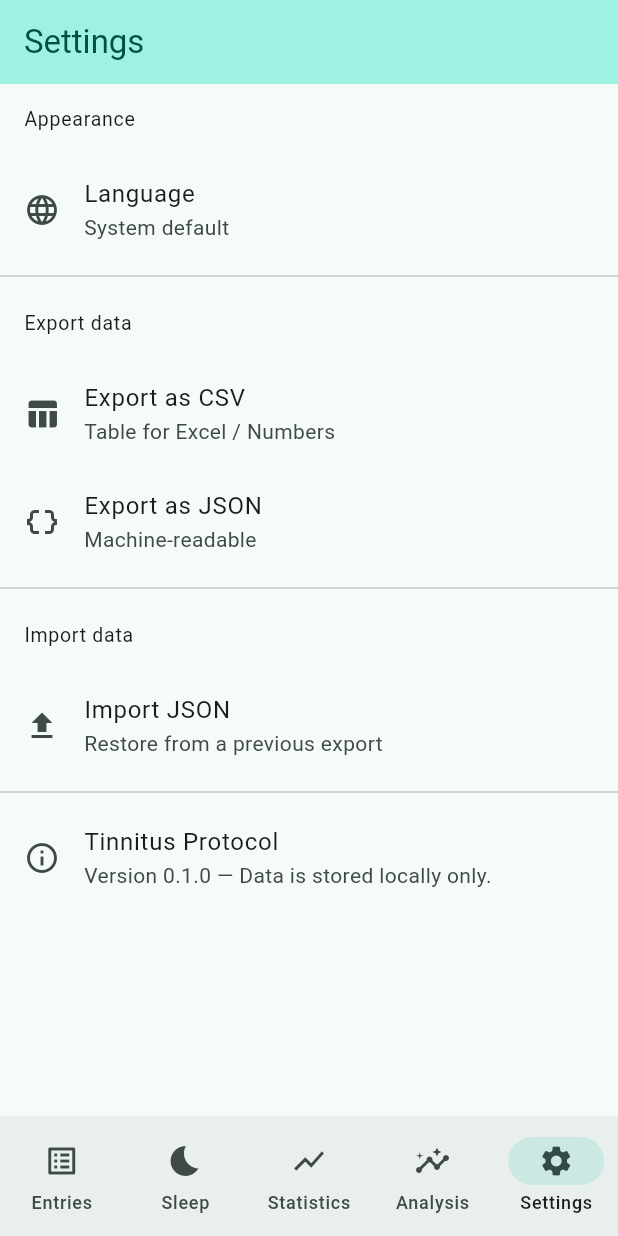
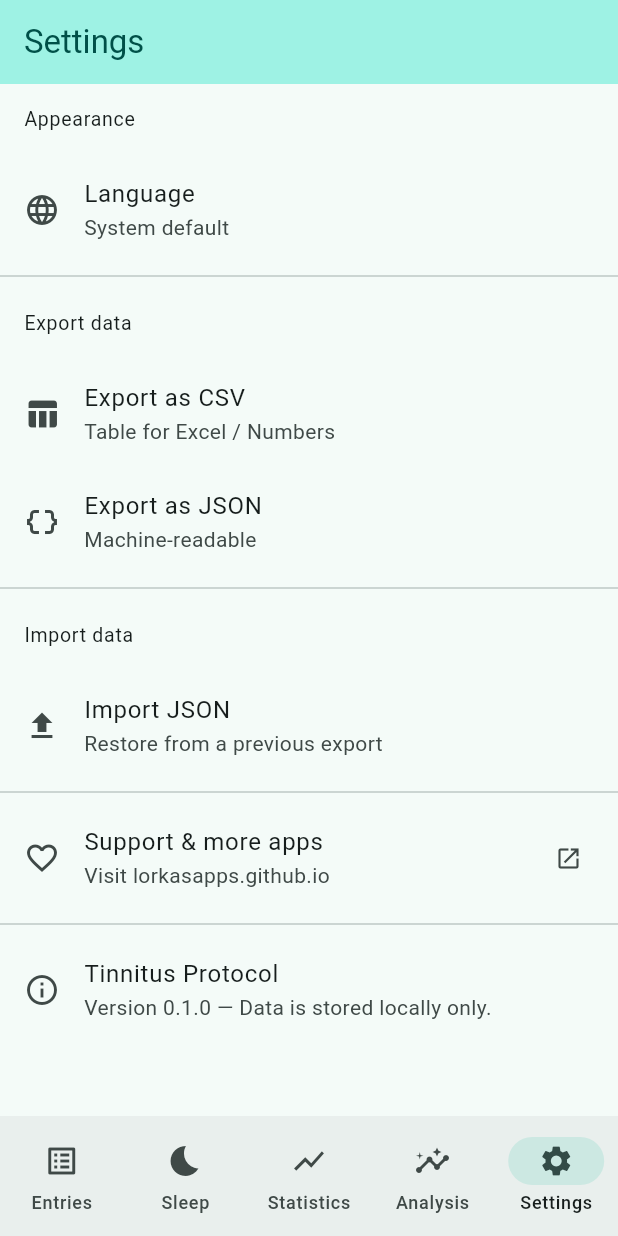
Before and after one commit to LorkasApps/tinnitus-protocol, a Flutter app: the screen it shows after launch, item 5 of the bottom bar chosen, on a phone screen of 412 x 824 dp. Run offline on Flutter 3.47's test engine with Material 3 defaults, Android fonts, the phone set to English and light mode, and no system bars; our stand-ins replace csv, drift, drift_flutter, file_picker, fl_chart, flutter_riverpod and 2 more; accounts and stored records are empty; generated files the repository leaves out were written again.

Commit message:
feat(settings): support & more apps link to lorkasapps.github.io
Adds a Settings entry that opens https://lorkasapps.github.io in an
external browser via url_launcher. Declares the https VIEW intent in
the Android manifest so Play-targeted Android 11+ builds can resolve
the browser. New ARB strings localised in EN and DE.

Remember to run flutter pub get to refresh pubspec.lock before the
next build.

```diff
--- a/lib/l10n/app_de.arb
+++ b/lib/l10n/app_de.arb
@@ -154,5 +154,9 @@
   "languageEnglish": "Englisch",
   "languageGerman": "Deutsch",
 
-  "aboutSubtitle": "Version 0.1.0 — Daten werden ausschließlich lokal gespeichert."
+  "aboutSubtitle": "Version 0.1.0 — Daten werden ausschließlich lokal gespeichert.",
+
+  "supportAndMoreApps": "Support & weitere Apps",
+  "supportAndMoreAppsSub": "Zu lorkasapps.github.io",
+  "linkOpenFailed": "Link konnte nicht geöffnet werden."
 }
--- a/lib/l10n/app_en.arb
+++ b/lib/l10n/app_en.arb
@@ -161,5 +161,9 @@
   "languageEnglish": "English",
   "languageGerman": "German",
 
-  "aboutSubtitle": "Version 0.1.0 — Data is stored locally only."
+  "aboutSubtitle": "Version 0.1.0 — Data is stored locally only.",
+
+  "supportAndMoreApps": "Support & more apps",
+  "supportAndMoreAppsSub": "Visit lorkasapps.github.io",
+  "linkOpenFailed": "Could not open link."
 }
--- a/lib/screens/settings_screen.dart
+++ b/lib/screens/settings_screen.dart
@@ -1,11 +1,14 @@
 import 'package:flutter/material.dart';
 import 'package:flutter_riverpod/flutter_riverpod.dart';
+import 'package:url_launcher/url_launcher.dart';
 
 import '../l10n/app_localizations.dart';
 import '../providers/locale_provider.dart';
 import '../providers/providers.dart';
 import '../services/export_service.dart';
 import '../services/import_service.dart';
+
+const _supportUrl = 'https://lorkasapps.github.io';
 
 class SettingsScreen extends ConsumerWidget {
   const SettingsScreen({super.key});
@@ -59,6 +62,18 @@ class SettingsScreen extends ConsumerWidget {
       'de' => t.languageGerman,
       _ => locale.languageCode,
     };
+  }
+
+  Future<void> _openSupport(BuildContext context) async {
+    final t = AppLocalizations.of(context)!;
+    final messenger = ScaffoldMessenger.of(context);
+    final ok = await launchUrl(
+      Uri.parse(_supportUrl),
+      mode: LaunchMode.externalApplication,
+    );
+    if (!ok) {
+      messenger.showSnackBar(SnackBar(content: Text(t.linkOpenFailed)));
+    }
   }
 
   Future<void> _selectLanguage(BuildContext context, WidgetRef ref) async {
@@ -145,6 +160,14 @@ class SettingsScreen extends ConsumerWidget {
         ),
         const Divider(),
         ListTile(
+          leading: const Icon(Icons.favorite_outline),
+          title: Text(t.supportAndMoreApps),
+          subtitle: Text(t.supportAndMoreAppsSub),
+          trailing: const Icon(Icons.open_in_new, size: 18),
+          onTap: () => _openSupport(context),
+        ),
+        const Divider(),
+        ListTile(
           leading: const Icon(Icons.info_outline),
           title: Text(t.appTitle),
           subtitle: Text(t.aboutSubtitle),
--- a/pubspec.yaml
+++ b/pubspec.yaml
@@ -25,6 +25,7 @@ dependencies:
   fl_chart: ^0.69.0
   intl: ^0.20.0
   cupertino_icons: ^1.0.8
+  url_launcher: ^6.3.0
 
 dev_dependencies:
   flutter_test:
```
Also changed, not shown: 1 other file.
